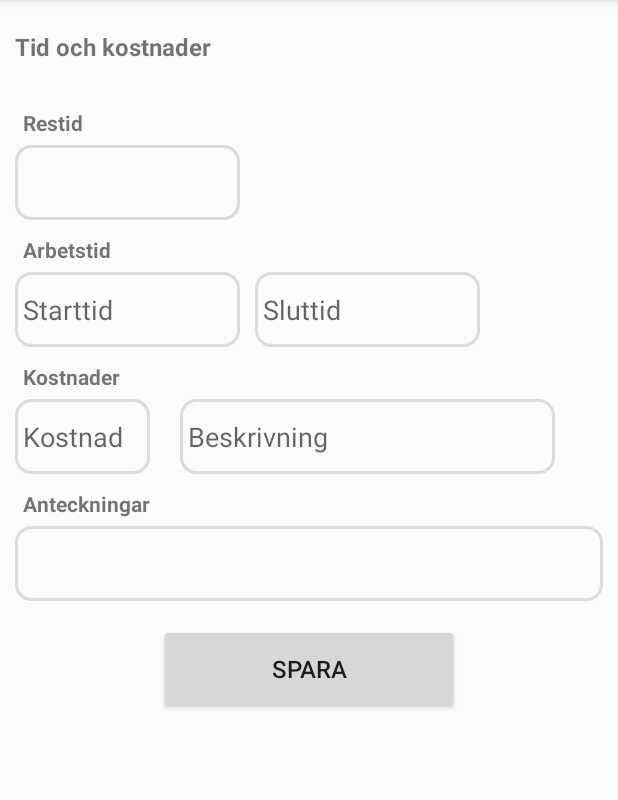
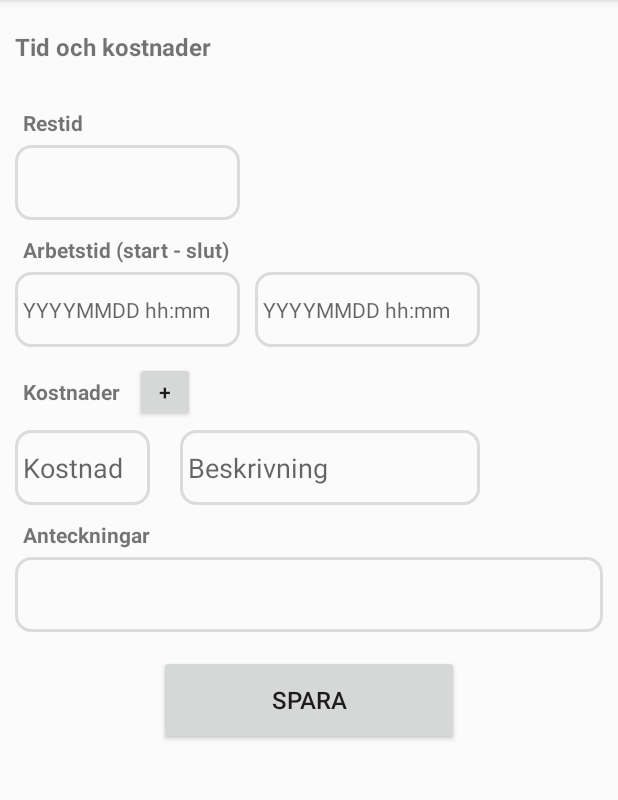
Before and after one commit to HeSingh93/todo-mobileapp, an Android app: the TimeAndExpenses screen opened directly, with no data from a screen before it, on a phone screen of 412 x 824 dp, the part 84-884 px from its top. Run offline under Robolectric (Android 15) with nearby library versions, the phone set to English and light mode, and no system bars; 2 statements that could not run were skipped.

Commit message:
Added new EditTexts for additional expense input

```diff
--- a/app/src/main/res/layout/activity_time_and_expenses.xml
+++ b/app/src/main/res/layout/activity_time_and_expenses.xml
@@ -1,5 +1,7 @@
 <?xml version="1.0" encoding="utf-8"?>
-<androidx.constraintlayout.widget.ConstraintLayout xmlns:android="http://schemas.android.com/apk/res/android"
+
+
+    <ScrollView xmlns:android="http://schemas.android.com/apk/res/android"
         xmlns:app="http://schemas.android.com/apk/res-auto"
         xmlns:tools="http://schemas.android.com/tools"
         android:layout_width="match_parent"
@@ -9,14 +11,9 @@
 
         <LinearLayout
             android:id="@+id/linearlayout3"
-        android:layout_width="0dp"
-        android:layout_height="0dp"
-        android:orientation="vertical"
-        app:layout_constraintBottom_toBottomOf="parent"
-        app:layout_constraintEnd_toEndOf="parent"
-        app:layout_constraintHorizontal_bias="0.0"
-        app:layout_constraintStart_toStartOf="parent"
-        app:layout_constraintTop_toTopOf="parent" >
+            android:layout_width="match_parent"
+            android:layout_height="wrap_content"
+            android:orientation="vertical" >
 
             <TextView
                 android:layout_width="250dp"
@@ -57,7 +54,7 @@
 
             <LinearLayout
                 android:layout_width="match_parent"
-            android:layout_height="wrap_content" >
+                android:layout_height="wrap_content">
 
                 <EditText
                     android:id="@+id/textWorkStartTime"
@@ -66,8 +63,9 @@
                     android:layout_marginLeft="10dp"
                     android:layout_marginTop="5dp"
                     android:background="@drawable/border_style"
+                    android:hint="@string/time_input"
                     android:paddingLeft="5dp"
-                android:hint="Starttid" />
+                    android:textSize="14sp" />
 
                 <EditText
                     android:id="@+id/textWorkEndTime"
@@ -77,11 +75,17 @@
                     android:layout_marginTop="5dp"
                     android:layout_marginRight="10dp"
                     android:background="@drawable/border_style"
+                    android:hint="@string/time_input"
                     android:paddingLeft="5dp"
-                android:hint="Sluttid"
-                android:textAlignment="textStart" />
+                    android:textAlignment="textStart"
+                    android:textSize="14sp" />
 
             </LinearLayout>
+
+            <LinearLayout
+                android:layout_width="wrap_content"
+                android:layout_height="50dp"
+                android:orientation="horizontal">
 
                 <TextView
                     android:id="@+id/labelExpences"
@@ -92,9 +96,25 @@
                     android:text="@string/Expenses"
                     android:textStyle="bold" />
 
+                <Button
+                    android:id="@+id/extraExpenseButton"
+                    android:layout_width="40dp"
+                    android:layout_height="40dp"
+                    android:layout_marginLeft="10dp"
+                    android:layout_marginTop="10dp"
+                    android:layout_weight="1"
+                    android:text="@string/add" />
+            </LinearLayout>
+
+            <LinearLayout
+                android:id="@+id/expenseLayout"
+                android:layout_width="match_parent"
+                android:layout_height="wrap_content"
+                android:orientation="vertical">
+
                 <LinearLayout
                     android:layout_width="match_parent"
-            android:layout_height="wrap_content" >
+                    android:layout_height="wrap_content">
 
                     <EditText
                         android:id="@+id/textCost"
@@ -104,19 +124,20 @@
                         android:layout_marginTop="5dp"
                         android:layout_marginRight="10dp"
                         android:background="@drawable/border_style"
-                android:paddingLeft="5dp"
-                android:hint="Kostnad" />
+                        android:hint="@string/cost"
+                        android:paddingLeft="5dp" />
 
                     <EditText
                         android:id="@+id/textDecriptionCost"
-                android:layout_width="250dp"
+                        android:layout_width="200dp"
                         android:layout_height="50dp"
                         android:layout_marginLeft="10dp"
                         android:layout_marginTop="5dp"
                         android:background="@drawable/border_style"
-                android:paddingLeft="5dp"
-                android:hint="Beskrivning" />
+                        android:hint="@string/description"
+                        android:paddingLeft="5dp" />
 
+                </LinearLayout>
             </LinearLayout>
 
             <TextView
@@ -148,5 +169,4 @@
                 android:textSize="16sp" />
 
         </LinearLayout>
-
-</androidx.constraintlayout.widget.ConstraintLayout>
+    </ScrollView>
--- a/app/src/main/res/values/strings.xml
+++ b/app/src/main/res/values/strings.xml
@@ -8,9 +8,13 @@
     <string name="declined_work_orders">Ej accepterade arbetsordrar</string>
     <string name="accepted_work_orders">Accepterade arbetsordrar</string>
     <string name="time_and_expenses">Tid och kostnader</string>
-    <string name="work_time">Arbetstid</string>
+    <string name="work_time">Arbetstid (start - slut)</string>
     <string name="notes">Anteckningar</string>
     <string name="save">Spara</string>
     <string name="Expenses">Kostnader</string>
     <string name="travel_time">Restid</string>
+    <string name="add">+</string>
+    <string name="time_input">YYYYMMDD hh:mm</string>
+    <string name="description">Beskrivning</string>
+    <string name="cost">Kostnad</string>
 </resources>
```
Also changed, not shown: app/src/main/java/com/example/todomobile/TimeAndExpenses.java (+65 -0 lines). Lines whose indentation alone changed are shown as unchanged.
